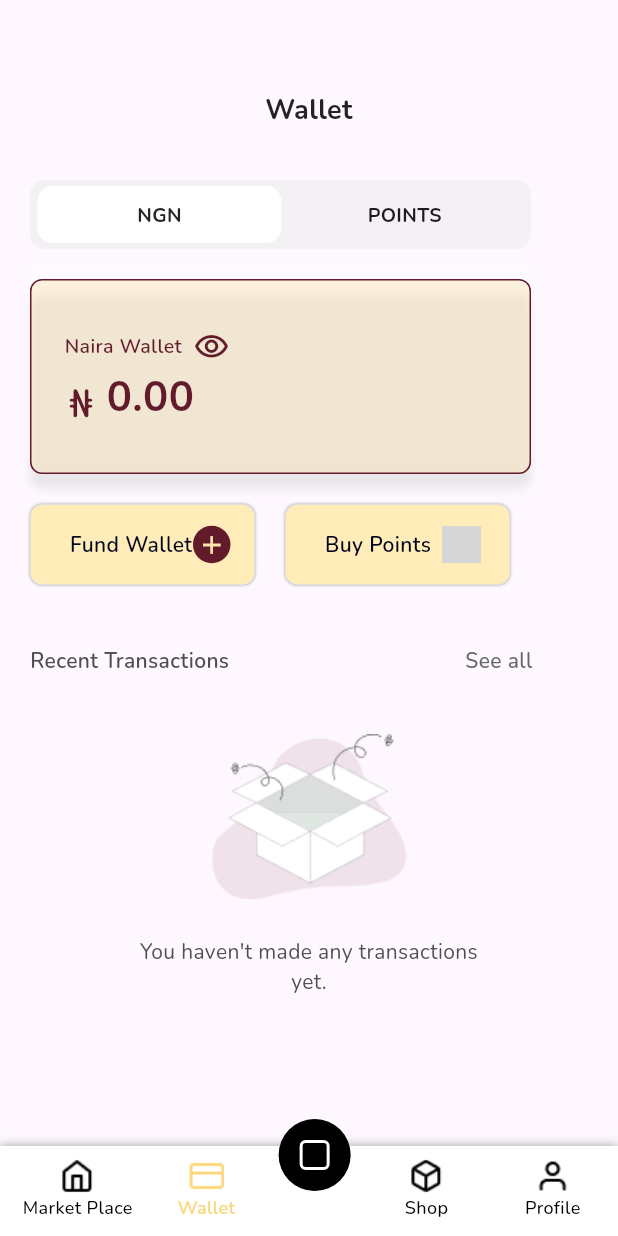
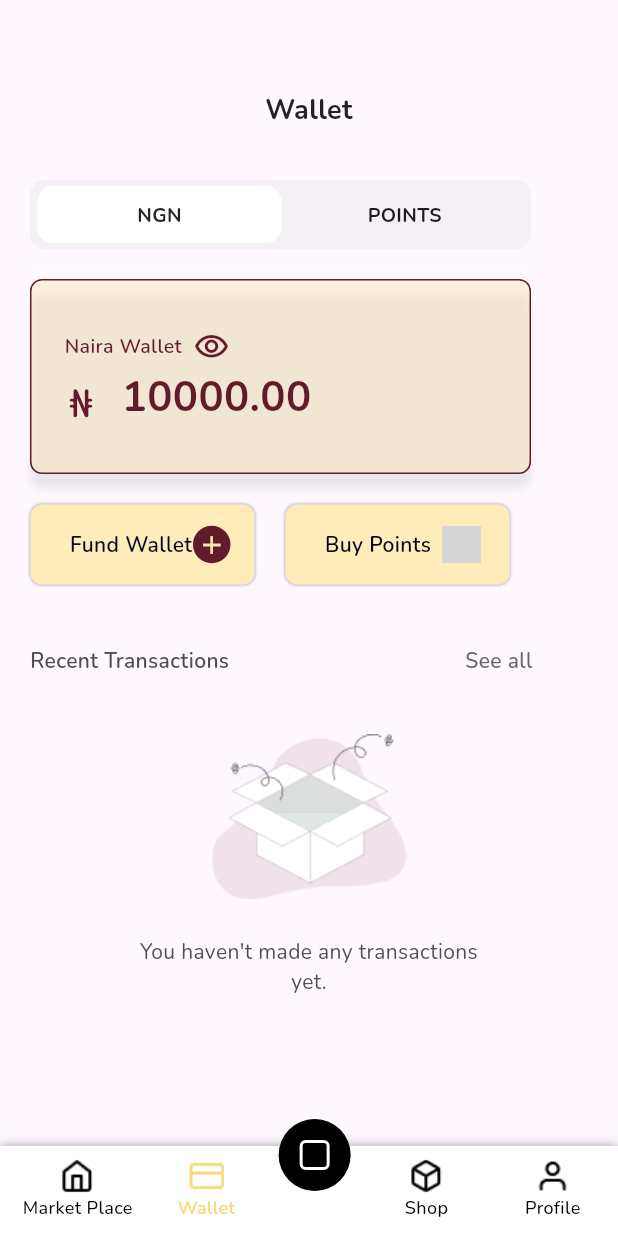
Before and after one commit to Gld-Mx24483/S.D.T.F.C, a Flutter app: the DesignerMainScreen screen opened directly, on a phone screen of 412 x 824 dp. Run offline on Flutter 3.47's test engine with Material 3 defaults, Android fonts, the light colour scheme and no system bars; our stand-ins replace google_fonts, logger; missing offline and left inert: flutter_paystack_max; grey boxes are pictures that could not be loaded.

Commit message:
"Updated widget sizes and text values in WalletScreen"

```diff
--- a/client/lib/fash_dgn_wallet.dart
+++ b/client/lib/fash_dgn_wallet.dart
@@ -118,7 +118,7 @@ class _WalletScreenState extends State<WalletScreen> {
                   Row(
                     children: [
                       Container(
-                        width: 146,
+                        width: 176,
                         height: 62,
                         padding: const EdgeInsets.only(left: 11),
                         child: Column(
@@ -143,7 +143,7 @@ class _WalletScreenState extends State<WalletScreen> {
                                   onTap: () => setState(() =>
                                       _isAmountVisible = !_isAmountVisible),
                                   child: Padding(
-                                    padding: const EdgeInsets.only(right: 25.0),
+                                    padding: const EdgeInsets.only(right: 55),
                                     child: Icon(
                                       _isAmountVisible
                                           ? Icons.visibility_outlined
@@ -158,7 +158,7 @@ class _WalletScreenState extends State<WalletScreen> {
                             Row(
                               children: [
                                 Container(
-                                  width: 24,
+                                  width: 34,
                                   height: 34,
                                   padding: const EdgeInsets.all(3),
                                   child: _isPointsSelected
@@ -176,10 +176,10 @@ class _WalletScreenState extends State<WalletScreen> {
                                 _isAmountVisible
                                     ? Text(
                                         _isNGNSelected
-                                            ? '0.00'
+                                            ? '10000.00'
                                             : _isPointsSelected
-                                                ? '200,000'
-                                                : '200,000',
+                                                ? '2000'
+                                                : '2000',
                                         style: GoogleFonts.nunito(
                                           fontSize: 28,
                                           fontWeight: FontWeight.w700,
```
